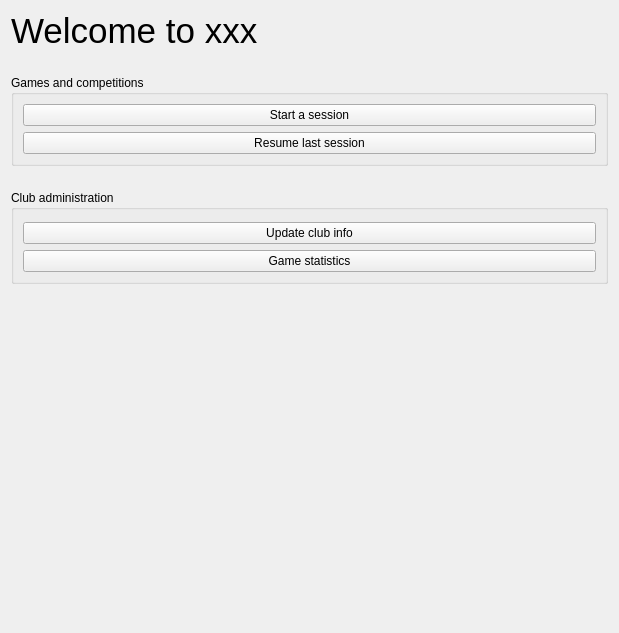
Above: src/EmptySessionPage.ui from simophin/game-matcher-qt before the change. Below: the same form after it.
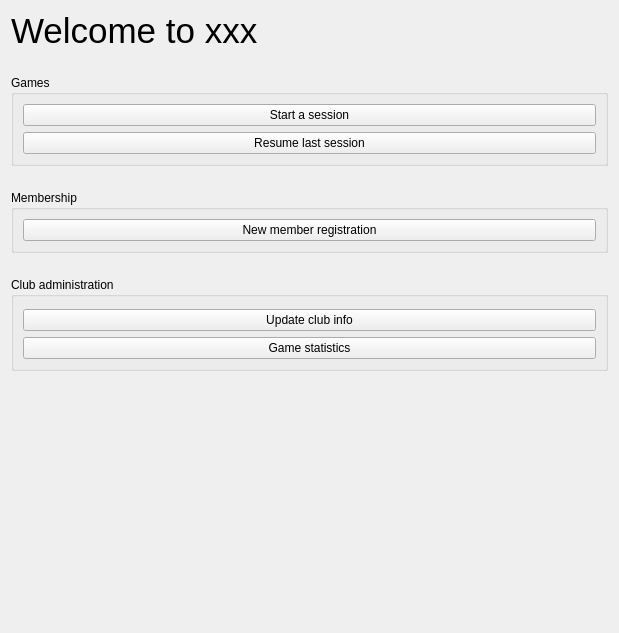
That is the form after the change.

Commit message: Added edit member dialog

The edit to the form file:
```diff
--- a/src/EmptySessionPage.ui
+++ b/src/EmptySessionPage.ui
@@ -34,7 +34,7 @@
      <item>
       <widget class="QGroupBox" name="groupBox">
        <property name="title">
-        <string>Games and competitions</string>
+        <string>Games</string>
        </property>
        <layout class="QVBoxLayout" name="verticalLayout_3">
         <item>
@@ -54,6 +54,26 @@
        </layout>
       </widget>
      </item>
+     <item>
+      <widget class="QGroupBox" name="groupBox_3">
+       <property name="title">
+        <string>Membership</string>
+       </property>
+       <layout class="QVBoxLayout" name="verticalLayout_6">
+        <item>
+         <layout class="QVBoxLayout" name="verticalLayout_5">
+          <item>
+           <widget class="QPushButton" name="newMemberButton">
+            <property name="text">
+             <string>New member registration</string>
+            </property>
+           </widget>
+          </item>
+         </layout>
+        </item>
+       </layout>
+      </widget>
+     </item>
      <item>
       <widget class="QGroupBox" name="groupBox_2">
        <property name="title">
```
The commit also changes 12 other files.
